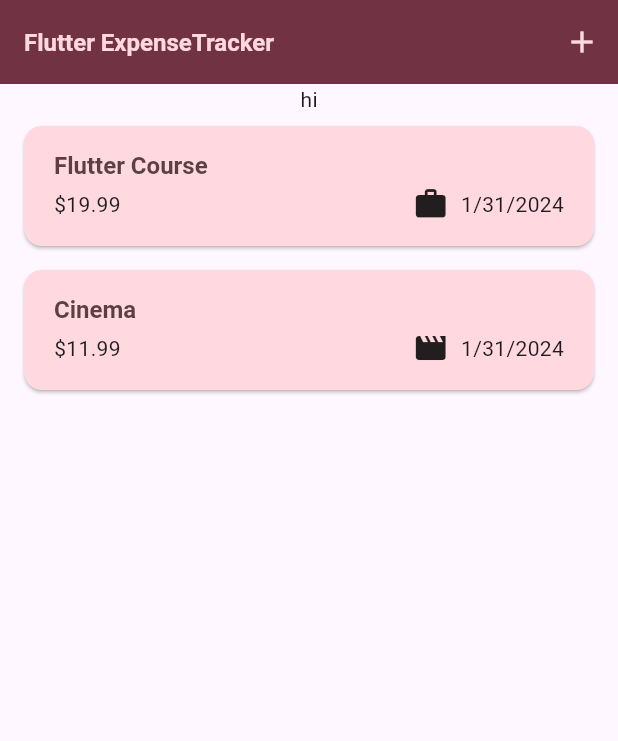
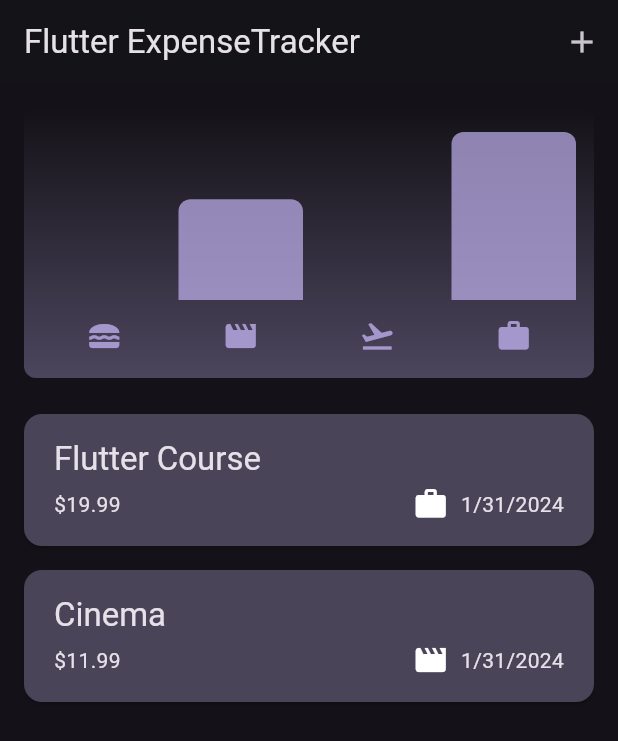
Before and after one commit to danhdelrey/expense_tracker, a Flutter app: the screen it shows after launch, on a phone screen of 412 x 824 dp. Shown: the top 741 px of the screen. Run offline on Flutter 3.47's test engine with Material 3 defaults, Android fonts, the phone set to English and light mode, and no system bars; missing offline and left inert: dart:html.

Commit message:
import the chart

```diff
--- a/lib/main.dart
+++ b/lib/main.dart
@@ -46,7 +46,7 @@ void main() {
               ),
             ),
       ),
-      //themeMode: ThemeMode.system,
+      themeMode: ThemeMode.dark,
       home: Expenses(),
     ),
   );
--- /dev/null
+++ b/lib/widgets/chart/chart.dart
@@ -0,0 +1,95 @@
+import 'package:flutter/material.dart';
+
+import 'package:expense_tracker/widgets/chart/chart_bar.dart';
+import 'package:expense_tracker/models/expense.dart';
+
+class Chart extends StatelessWidget {
+  const Chart({super.key, required this.expenses});
+
+  final List<Expense> expenses;
+
+  List<ExpenseBucket> get buckets {
+    return [
+      ExpenseBucket.forCategory(expenses, Category.food),
+      ExpenseBucket.forCategory(expenses, Category.leisure),
+      ExpenseBucket.forCategory(expenses, Category.travel),
+      ExpenseBucket.forCategory(expenses, Category.work),
+    ];
+  }
+
+  double get maxTotalExpense {
+    double maxTotalExpense = 0;
+
+    for (final bucket in buckets) {
+      if (bucket.totalExpenses > maxTotalExpense) {
+        maxTotalExpense = bucket.totalExpenses;
+      }
+    }
+
+    return maxTotalExpense;
+  }
+
+  @override
+  Widget build(BuildContext context) {
+    final isDarkMode =
+        MediaQuery.of(context).platformBrightness == Brightness.dark;
+    return Container(
+      margin: const EdgeInsets.all(16),
+      padding: const EdgeInsets.symmetric(
+        vertical: 16,
+        horizontal: 8,
+      ),
+      width: double.infinity,
+      height: 180,
+      decoration: BoxDecoration(
+        borderRadius: BorderRadius.circular(8),
+        gradient: LinearGradient(
+          colors: [
+            Theme.of(context).colorScheme.primary.withOpacity(0.3),
+            Theme.of(context).colorScheme.primary.withOpacity(0.0)
+          ],
+          begin: Alignment.bottomCenter,
+          end: Alignment.topCenter,
+        ),
+      ),
+      child: Column(
+        children: [
+          Expanded(
+            child: Row(
+              crossAxisAlignment: CrossAxisAlignment.end,
+              children: [
+                for (final bucket in buckets) // alternative to map()
+                  ChartBar(
+                    fill: bucket.totalExpenses == 0
+                        ? 0
+                        : bucket.totalExpenses / maxTotalExpense,
+                  )
+              ],
+            ),
+          ),
+          const SizedBox(height: 12),
+          Row(
+            children: buckets
+                .map(
+                  (bucket) => Expanded(
+                    child: Padding(
+                      padding: const EdgeInsets.symmetric(horizontal: 4),
+                      child: Icon(
+                        categoryIcon[bucket.category],
+                        color: isDarkMode
+                            ? Theme.of(context).colorScheme.secondary
+                            : Theme.of(context)
+                                .colorScheme
+                                .primary
+                                .withOpacity(0.7),
+                      ),
+                    ),
+                  ),
+                )
+                .toList(),
+          )
+        ],
+      ),
+    );
+  }
+}
--- /dev/null
+++ b/lib/widgets/chart/chart_bar.dart
@@ -0,0 +1,34 @@
+import 'package:flutter/material.dart';
+
+class ChartBar extends StatelessWidget {
+  const ChartBar({
+    super.key,
+    required this.fill,
+  });
+
+  final double fill;
+
+  @override
+  Widget build(BuildContext context) {
+    final isDarkMode =
+        MediaQuery.of(context).platformBrightness == Brightness.dark;
+    return Expanded(
+      child: Padding(
+        padding: const EdgeInsets.symmetric(horizontal: 4),
+        child: FractionallySizedBox(
+          heightFactor: fill,
+          child: DecoratedBox(
+            decoration: BoxDecoration(
+              shape: BoxShape.rectangle,
+              borderRadius:
+                  const BorderRadius.vertical(top: Radius.circular(8)),
+              color: isDarkMode
+                  ? Theme.of(context).colorScheme.secondary
+                  : Theme.of(context).colorScheme.primary.withOpacity(0.65),
+            ),
+          ),
+        ),
+      ),
+    );
+  }
+}
--- a/lib/widgets/expenses.dart
+++ b/lib/widgets/expenses.dart
@@ -1,5 +1,6 @@
 import 'dart:html';
 
+import 'package:expense_tracker/widgets/chart/chart.dart';
 import 'package:expense_tracker/widgets/expenses_list/expenses_list.dart';
 import 'package:expense_tracker/models/expense.dart';
 import 'package:expense_tracker/widgets/new_expense.dart';
@@ -87,7 +88,7 @@ class _ExpensesState extends State<Expenses> {
       ),
       body: Column(
         children: [
-          Text('hi'),
+          Chart(expenses: _registeredExpenses),
           Expanded(
             child: mainContent,
           ),
```
